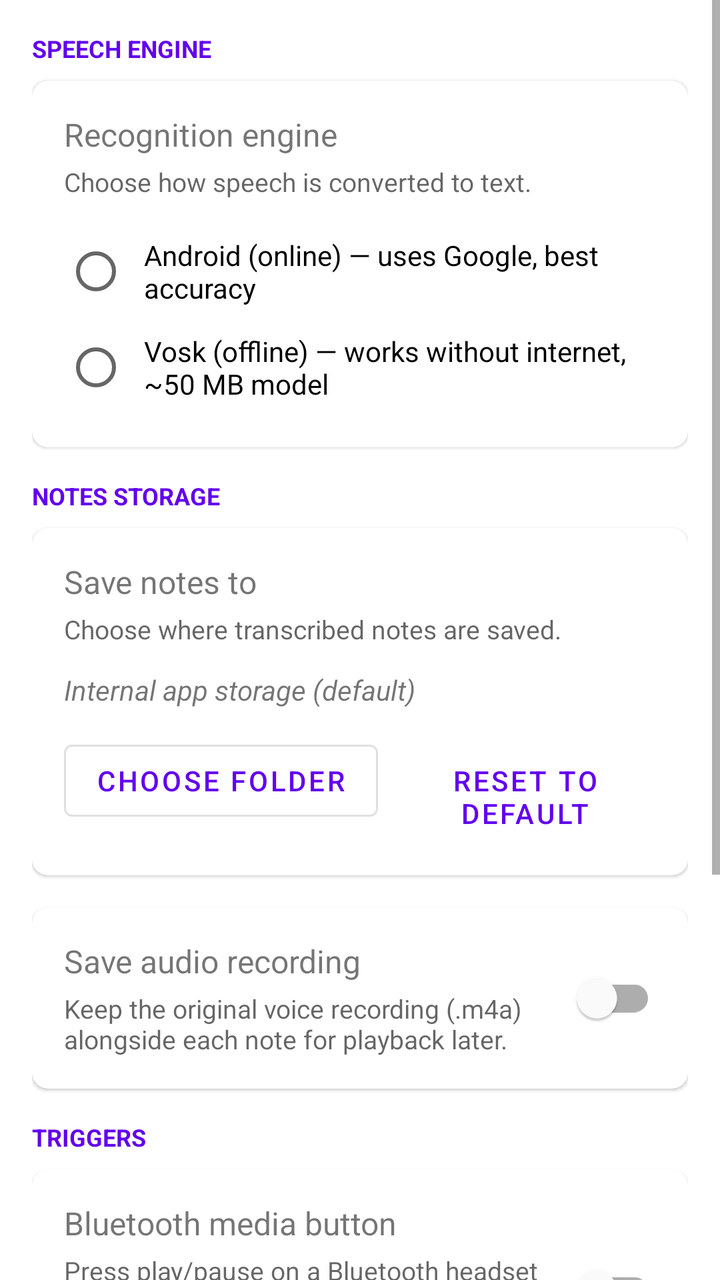
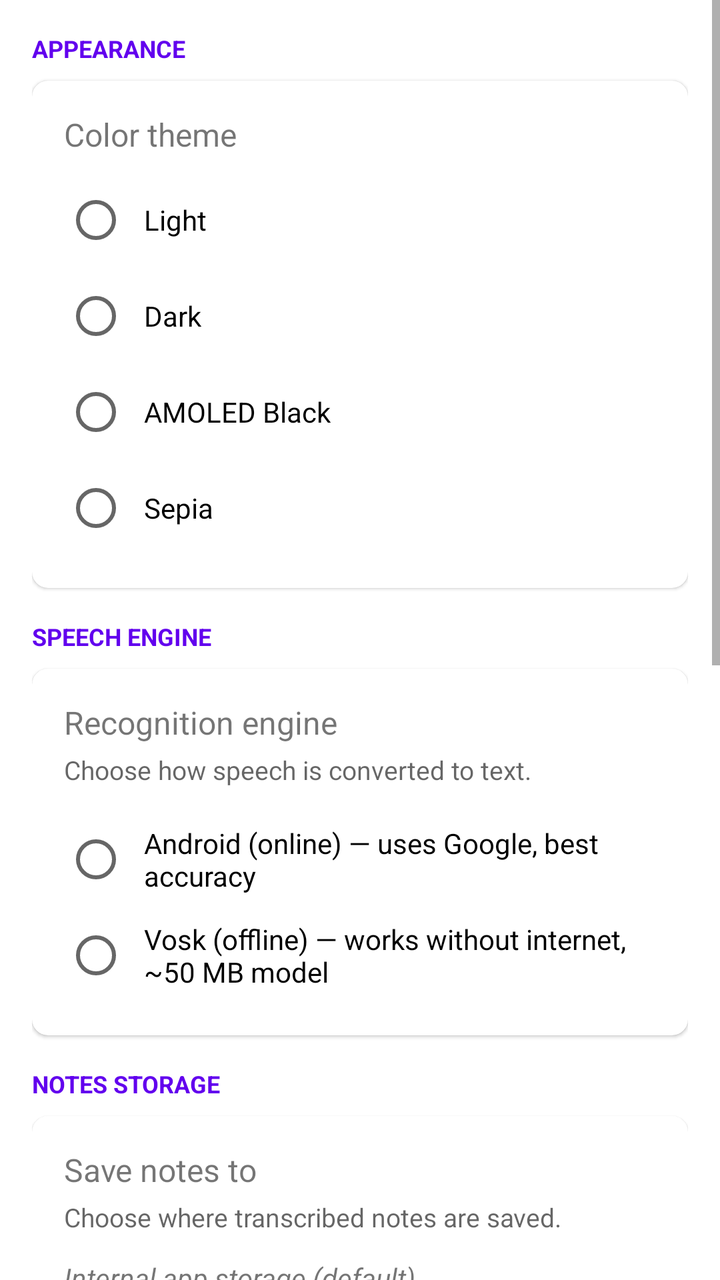

The first picture is an Android layout as it rendered before a commit; the second is the same layout after the commit. The layout source and the unified diff follow.
<!-- AndroidManifest.xml: application theme Theme.Voice2Text -->
<!-- res/layout/activity_settings.xml -->
<?xml version="1.0" encoding="utf-8"?>
<ScrollView
    xmlns:android="http://schemas.android.com/apk/res/android"
    xmlns:app="http://schemas.android.com/apk/res-auto"
    android:layout_width="match_parent"
    android:layout_height="match_parent">

    <LinearLayout
        android:layout_width="match_parent"
        android:layout_height="wrap_content"
        android:orientation="vertical"
        android:padding="16dp">

        

        <TextView
            android:layout_width="wrap_content"
            android:layout_height="wrap_content"
            android:text="@string/settings_section_engine"
            android:textSize="12sp"
            android:textStyle="bold"
            android:textAllCaps="true"
            android:textColor="?attr/colorPrimary"
            android:layout_marginBottom="8dp" />

        <com.google.android.material.card.MaterialCardView
            android:layout_width="match_parent"
            android:layout_height="wrap_content"
            android:layout_marginBottom="16dp"
            app:cardElevation="1dp"
            app:cardCornerRadius="8dp">

            <LinearLayout
                android:layout_width="match_parent"
                android:layout_height="wrap_content"
                android:orientation="vertical"
                android:padding="16dp">

                <TextView
                    android:layout_width="wrap_content"
                    android:layout_height="wrap_content"
                    android:text="@string/settings_engine_label"
                    android:textSize="16sp" />

                <TextView
                    android:layout_width="wrap_content"
                    android:layout_height="wrap_content"
                    android:text="@string/settings_engine_description"
                    android:textSize="13sp"
                    android:textColor="?android:attr/textColorSecondary"
                    android:layout_marginTop="4dp"
                    android:layout_marginBottom="12dp" />

                <RadioGroup
                    android:id="@+id/engineRadioGroup"
                    android:layout_width="match_parent"
                    android:layout_height="wrap_content">

                    <RadioButton
                        android:id="@+id/radioAndroid"
                        android:layout_width="match_parent"
                        android:layout_height="wrap_content"
                        android:text="@string/settings_engine_android"
                        android:paddingStart="8dp" />

                    <RadioButton
                        android:id="@+id/radioVosk"
                        android:layout_width="match_parent"
                        android:layout_height="wrap_content"
                        android:text="@string/settings_engine_vosk"
                        android:paddingStart="8dp" />
                </RadioGroup>

                
                <TextView
                    android:id="@+id/voskModelStatus"
                    android:layout_width="match_parent"
                    android:layout_height="wrap_content"
                    android:textSize="13sp"
                    android:textColor="?android:attr/textColorSecondary"
                    android:layout_marginTop="8dp"
                    android:visibility="gone" />

                <ProgressBar
                    android:id="@+id/voskModelProgress"
                    style="@android:style/Widget.ProgressBar.Horizontal"
                    android:layout_width="match_parent"
                    android:layout_height="wrap_content"
                    android:layout_marginTop="8dp"
                    android:max="100"
                    android:visibility="gone" />

                <com.google.android.material.button.MaterialButton
                    android:id="@+id/voskModelButton"
                    style="@style/Widget.MaterialComponents.Button.OutlinedButton"
                    android:layout_width="wrap_content"
                    android:layout_height="wrap_content"
                    android:layout_marginTop="8dp"
                    android:visibility="gone" />

            </LinearLayout>
        </com.google.android.material.card.MaterialCardView>

        

        <TextView
            android:layout_width="wrap_content"
            android:layout_height="wrap_content"
            android:text="@string/settings_section_storage"
            android:textSize="12sp"
            android:textStyle="bold"
            android:textAllCaps="true"
            android:textColor="?attr/colorPrimary"
            android:layout_marginBottom="8dp" />

        <com.google.android.material.card.MaterialCardView
            android:layout_width="match_parent"
            android:layout_height="wrap_content"
            android:layout_marginBottom="16dp"
            app:cardElevation="1dp"
            app:cardCornerRadius="8dp">

            <LinearLayout
                android:layout_width="match_parent"
                android:layout_height="wrap_content"
                android:orientation="vertical"
                android:padding="16dp">

                <TextView
                    android:layout_width="wrap_content"
                    android:layout_height="wrap_content"
                    android:text="@string/settings_folder_label"
                    android:textSize="16sp" />

                <TextView
                    android:layout_width="wrap_content"
                    android:layout_height="wrap_content"
                    android:text="@string/settings_folder_description"
                    android:textSize="13sp"
                    android:textColor="?android:attr/textColorSecondary"
                    android:layout_marginTop="4dp" />

                <TextView
                    android:id="@+id/currentFolderText"
                    android:layout_width="match_parent"
                    android:layout_height="wrap_content"
                    android:text="@string/settings_folder_default"
                    android:textSize="14sp"
                    android:textStyle="italic"
                    android:layout_marginTop="12dp" />

                <LinearLayout
                    android:layout_width="match_parent"
                    android:layout_height="wrap_content"
                    android:orientation="horizontal"
                    android:layout_marginTop="12dp">

                    <com.google.android.material.button.MaterialButton
                        android:id="@+id/chooseFolderButton"
                        style="@style/Widget.MaterialComponents.Button.OutlinedButton"
                        android:layout_width="wrap_content"
                        android:layout_height="wrap_content"
                        android:text="@string/settings_choose_folder" />

                    <com.google.android.material.button.MaterialButton
                        android:id="@+id/resetFolderButton"
                        style="@style/Widget.MaterialComponents.Button.TextButton"
                        android:layout_width="wrap_content"
                        android:layout_height="wrap_content"
                        android:layout_marginStart="8dp"
                        android:text="@string/settings_reset_folder" />

                </LinearLayout>

            </LinearLayout>
        </com.google.android.material.card.MaterialCardView>

        
        <com.google.android.material.card.MaterialCardView
            android:layout_width="match_parent"
            android:layout_height="wrap_content"
            android:layout_marginBottom="16dp"
            app:cardElevation="1dp"
            app:cardCornerRadius="8dp">

            <LinearLayout
                android:layout_width="match_parent"
                android:layout_height="wrap_content"
                android:orientation="horizontal"
                android:gravity="center_vertical"
                android:padding="16dp">

                <LinearLayout
                    android:layout_width="0dp"
                    android:layout_height="wrap_content"
                    android:layout_weight="1"
                    android:orientation="vertical">

                    <TextView
                        android:layout_width="wrap_content"
                        android:layout_height="wrap_content"
                        android:text="@string/settings_save_audio_label"
                        android:textSize="16sp" />

                    <TextView
                        android:layout_width="wrap_content"
                        android:layout_height="wrap_content"
                        android:text="@string/settings_save_audio_description"
                        android:textSize="13sp"
                        android:textColor="?android:attr/textColorSecondary"
                        android:layout_marginTop="4dp" />
                </LinearLayout>

                <com.google.android.material.switchmaterial.SwitchMaterial
                    android:id="@+id/saveAudioSwitch"
                    android:layout_width="wrap_content"
                    android:layout_height="wrap_content" />

            </LinearLayout>
        </com.google.android.material.card.MaterialCardView>

        

        <TextView
            android:layout_width="wrap_content"
            android:layout_height="wrap_content"
            android:text="@string/settings_section_triggers"
            android:textSize="12sp"
            android:textStyle="bold"
            android:textAllCaps="true"
            android:textColor="?attr/colorPrimary"
            android:layout_marginBottom="8dp" />

        <com.google.android.material.card.MaterialCardView
            android:layout_width="match_parent"
            android:layout_height="wrap_content"
            android:layout_marginBottom="16dp"
            app:cardElevation="1dp"
            app:cardCornerRadius="8dp">

            <LinearLayout
                android:layout_width="match_parent"
                android:layout_height="wrap_content"
                android:orientation="vertical"
                android:padding="16dp">

                
                <LinearLayout
                    android:layout_width="match_parent"
                    android:layout_height="wrap_content"
                    android:orientation="horizontal"
                    android:gravity="center_vertical">

                    <LinearLayout
                        android:layout_width="0dp"
                        android:layout_height="wrap_content"
                        android:layout_weight="1"
                        android:orientation="vertical">

                        <TextView
                            android:layout_width="wrap_content"
                            android:layout_height="wrap_content"
                            android:text="@string/settings_bt_trigger_label"
                            android:textSize="16sp" />

                        <TextView
                            android:layout_width="wrap_content"
                            android:layout_height="wrap_content"
                            android:text="@string/settings_bt_trigger_description"
                            android:textSize="13sp"
                            android:textColor="?android:attr/textColorSecondary"
                            android:layout_marginTop="4dp" />
                    </LinearLayout>

                    <com.google.android.material.switchmaterial.SwitchMaterial
                        android:id="@+id/bluetoothTriggerSwitch"
                        android:layout_width="wrap_content"
                        android:layout_height="wrap_content" />

                </LinearLayout>

                
                <RadioGroup
                    android:id="@+id/btModeRadioGroup"
                    android:layout_width="match_parent"
                    android:layout_height="wrap_content"
                    android:layout_marginStart="16dp"
                    android:layout_marginTop="8dp"
                    android:visibility="gone">

                    <TextView
                        android:layout_width="wrap_content"
                        android:layout_height="wrap_content"
                        android:text="@string/settings_bt_mode_label"
                        android:textSize="14sp"
                        android:textColor="?android:attr/textColorSecondary"
                        android:layout_marginBottom="4dp" />

                    <RadioButton
                        android:id="@+id/radioBtToggle"
                        android:layout_width="match_parent"
                        android:layout_height="wrap_content"
                        android:text="@string/settings_bt_mode_toggle"
                        android:paddingStart="8dp" />

                    <RadioButton
                        android:id="@+id/radioBtHold"
                        android:layout_width="match_parent"
                        android:layout_height="wrap_content"
                        android:text="@string/settings_bt_mode_hold"
                        android:paddingStart="8dp" />
                </RadioGroup>

                
                <View
                    android:layout_width="match_parent"
                    android:layout_height="1dp"
                    android:background="?android:attr/listDivider"
                    android:layout_marginVertical="16dp" />

                
                <TextView
                    android:layout_width="wrap_content"
                    android:layout_height="wrap_content"
                    android:text="@string/settings_qs_label"
                    android:textSize="16sp" />

                <TextView
                    android:layout_width="wrap_content"
                    android:layout_height="wrap_content"
                    android:text="@string/settings_qs_description"
                    android:textSize="13sp"
                    android:textColor="?android:attr/textColorSecondary"
                    android:layout_marginTop="4dp" />

                
                <View
                    android:layout_width="match_parent"
                    android:layout_height="1dp"
                    android:background="?android:attr/listDivider"
                    android:layout_marginVertical="16dp" />

                
                <TextView
                    android:layout_width="wrap_content"
                    android:layout_height="wrap_content"
                    android:text="@string/settings_notif_label"
                    android:textSize="16sp" />

                <TextView
                    android:layout_width="wrap_content"
                    android:layout_height="wrap_content"
                    android:text="@string/settings_notif_description"
                    android:textSize="13sp"
                    android:textColor="?android:attr/textColorSecondary"
                    android:layout_marginTop="4dp" />

            </LinearLayout>
        </com.google.android.material.card.MaterialCardView>

    </LinearLayout>
</ScrollView>
<!-- resources referenced by this layout -->
<resources>
  <string name="settings_bt_mode_hold">Hold to record (release to stop &amp; save)</string>
  <string name="settings_bt_mode_label">Button behavior</string>
  <string name="settings_bt_mode_toggle">Toggle (press to start/stop)</string>
  <string name="settings_bt_trigger_description">Press play/pause on a Bluetooth headset or wired earbuds to toggle recording. Disables media controls for other apps while active.</string>
  <string name="settings_bt_trigger_label">Bluetooth media button</string>
  <string name="settings_choose_folder">Choose folder</string>
  <string name="settings_engine_android">Android (online) — uses Google, best accuracy</string>
  <string name="settings_engine_description">Choose how speech is converted to text.</string>
  <string name="settings_engine_label">Recognition engine</string>
  <string name="settings_engine_vosk">Vosk (offline) — works without internet, ~50 MB model</string>
  <string name="settings_folder_default">Internal app storage (default)</string>
  <string name="settings_folder_description">Choose where transcribed notes are saved.</string>
  <string name="settings_folder_label">Save notes to</string>
  <string name="settings_notif_description">While recording, a "Stop" button appears in the persistent notification.</string>
  <string name="settings_notif_label">Notification actions</string>
  <string name="settings_qs_description">Always available. Pull down the notification shade and tap the Voice2Text tile. Add it via "Edit tiles" if you don\'t see it.</string>
  <string name="settings_qs_label">Quick Settings tile</string>
  <string name="settings_reset_folder">Reset to default</string>
  <string name="settings_save_audio_description">Keep the original voice recording (.m4a) alongside each note for playback later.</string>
  <string name="settings_save_audio_label">Save audio recording</string>
  <string name="settings_section_engine">Speech Engine</string>
  <string name="settings_section_storage">Notes Storage</string>
  <string name="settings_section_triggers">Triggers</string>
  <style name="Theme.Voice2Text" parent="Theme.MaterialComponents.DayNight.DarkActionBar">
          <item name="colorPrimary">@color/purple_500</item>
          <item name="colorPrimaryVariant">@color/purple_700</item>
          <item name="colorOnPrimary">@color/white</item>
          <item name="colorSecondary">@color/teal_200</item>
          <item name="colorSecondaryVariant">@color/teal_700</item>
          <item name="colorOnSecondary">@color/black</item>
      </style>
  <color name="purple_500">#FF6200EE</color>
  <color name="purple_700">#FF3700B3</color>
  <color name="white">#FFFFFFFF</color>
  <color name="teal_200">#FF03DAC5</color>
  <color name="teal_700">#FF018786</color>
  <color name="black">#FF000000</color>
</resources>

<!-- the commit's change to res/layout/activity_settings.xml (unified diff, before → after) -->
@@ -10,6 +10,76 @@
         android:layout_height="wrap_content"
         android:orientation="vertical"
         android:padding="16dp">
+
+        
+
+        <TextView
+            android:layout_width="wrap_content"
+            android:layout_height="wrap_content"
+            android:text="@string/settings_section_appearance"
+            android:textSize="12sp"
+            android:textStyle="bold"
+            android:textAllCaps="true"
+            android:textColor="?attr/colorPrimary"
+            android:layout_marginBottom="8dp" />
+
+        <com.google.android.material.card.MaterialCardView
+            android:layout_width="match_parent"
+            android:layout_height="wrap_content"
+            android:layout_marginBottom="16dp"
+            app:cardElevation="1dp"
+            app:cardCornerRadius="8dp">
+
+            <LinearLayout
+                android:layout_width="match_parent"
+                android:layout_height="wrap_content"
+                android:orientation="vertical"
+                android:padding="16dp">
+
+                <TextView
+                    android:layout_width="wrap_content"
+                    android:layout_height="wrap_content"
+                    android:text="@string/settings_theme_label"
+                    android:textSize="16sp" />
+
+                <RadioGroup
+                    android:id="@+id/themeRadioGroup"
+                    android:layout_width="match_parent"
+                    android:layout_height="wrap_content"
+                    android:layout_marginTop="8dp">
+
+                    <RadioButton
+                        android:id="@+id/radioThemeLight"
+                        android:layout_width="match_parent"
+                        android:layout_height="wrap_content"
+                        android:text="@string/settings_theme_light"
+                        android:paddingStart="8dp" />
+
+                    <RadioButton
+                        android:id="@+id/radioThemeDark"
+                        android:layout_width="match_parent"
+                        android:layout_height="wrap_content"
+                        android:text="@string/settings_theme_dark"
+                        android:paddingStart="8dp" />
+
+                    <RadioButton
+                        android:id="@+id/radioThemeAmoled"
+                        android:layout_width="match_parent"
+                        android:layout_height="wrap_content"
+                        android:text="@string/settings_theme_amoled"
+                        android:paddingStart="8dp" />
+
+                    <RadioButton
+                        android:id="@+id/radioThemeSepia"
+                        android:layout_width="match_parent"
+                        android:layout_height="wrap_content"
+                        android:text="@string/settings_theme_sepia"
+                        android:paddingStart="8dp" />
+
+                </RadioGroup>
+
+            </LinearLayout>
+        </com.google.android.material.card.MaterialCardView>
 
         
 
<!-- resource entries referenced after the edit -->
@@ -20,9 +20,15 @@
   <string name="settings_reset_folder">Reset to default</string>
   <string name="settings_save_audio_description">Keep the original voice recording (.m4a) alongside each note for playback later.</string>
   <string name="settings_save_audio_label">Save audio recording</string>
+  <string name="settings_section_appearance">Appearance</string>
   <string name="settings_section_engine">Speech Engine</string>
   <string name="settings_section_storage">Notes Storage</string>
   <string name="settings_section_triggers">Triggers</string>
+  <string name="settings_theme_amoled">AMOLED Black</string>
+  <string name="settings_theme_dark">Dark</string>
+  <string name="settings_theme_label">Color theme</string>
+  <string name="settings_theme_light">Light</string>
+  <string name="settings_theme_sepia">Sepia</string>
   <style name="Theme.Voice2Text" parent="Theme.MaterialComponents.DayNight.DarkActionBar">
           <item name="colorPrimary">@color/purple_500</item>
           <item name="colorPrimaryVariant">@color/purple_700</item>
